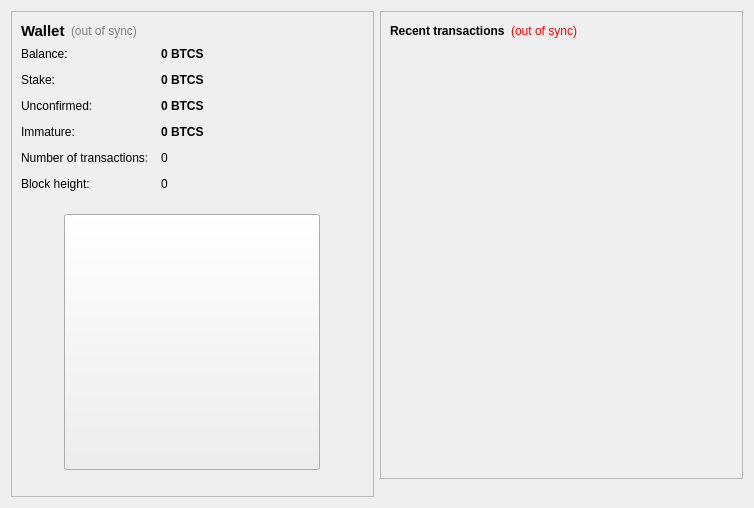
Qt form src/qt/forms/overviewpage.ui (Bitcoin-sCrypt/Bitcoin-sCrypt) before a commit.
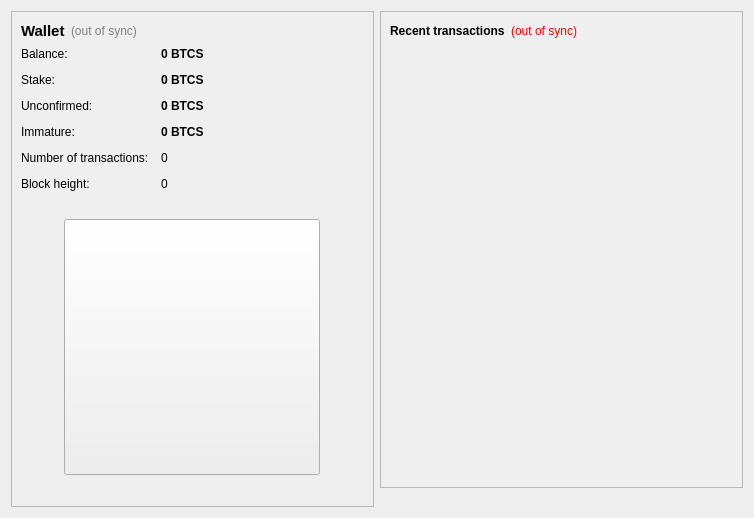
The same form after that commit. Icons and pictures are not drawn.

The edit to the form file:
```diff
--- a/src/qt/forms/overviewpage.ui
+++ b/src/qt/forms/overviewpage.ui
@@ -7,7 +7,7 @@
     <x>0</x>
     <y>0</y>
     <width>754</width>
-    <height>508</height>
+    <height>518</height>
    </rect>
   </property>
   <property name="font">
@@ -323,6 +323,12 @@
          <verstretch>0</verstretch>
         </sizepolicy>
        </property>
+       <property name="minimumSize">
+        <size>
+         <width>0</width>
+         <height>477</height>
+        </size>
+       </property>
        <property name="frameShape">
         <enum>QFrame::StyledPanel</enum>
        </property>
```
